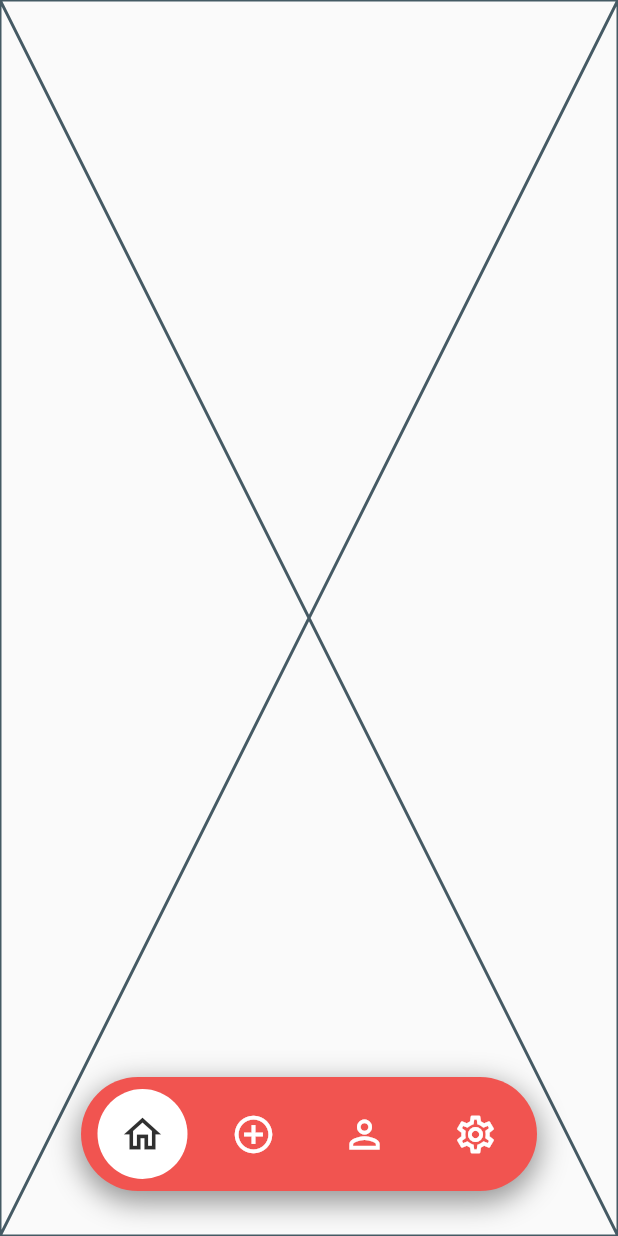
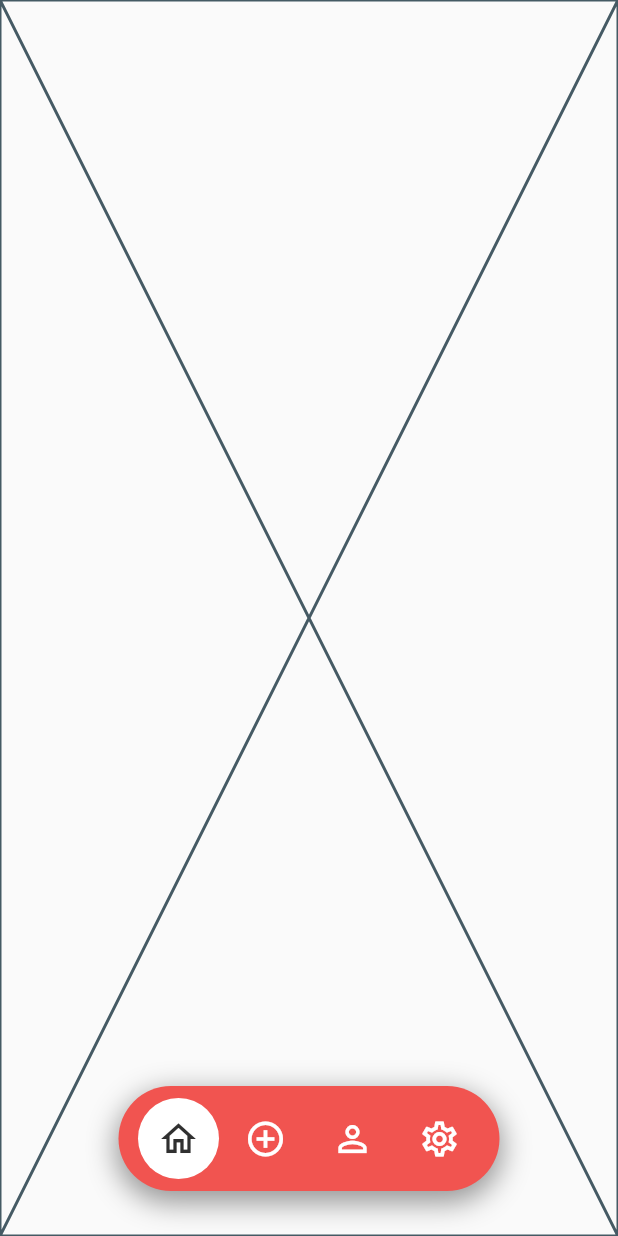
Before and after one commit to MrPio/Spotted-Flutter, a Flutter app: the screen it shows after launch, on a phone screen of 412 x 824 dp. Run offline on Flutter 3.47's test engine with Material 2 defaults, Android fonts, the phone set to English and light mode, and no system bars; missing offline and left inert: dart:ffi.

Commit message:
BottomBar width fix

```diff
--- a/lib/view/main_page.dart
+++ b/lib/view/main_page.dart
@@ -49,11 +49,12 @@ class _MainPageState extends State<MainPage> {
                   ),
                 ],
               ),
-              margin: const EdgeInsetsDirectional.fromSTEB(54, 0, 54, 30),
+              margin: const EdgeInsetsDirectional.fromSTEB(0, 0, 0, 30),
               child: Padding(
                 padding:
                 const EdgeInsets.symmetric(vertical: 8.0, horizontal: 11.0),
                 child: Row(
+                  mainAxisSize: MainAxisSize.min,
                   mainAxisAlignment: MainAxisAlignment.spaceBetween,
                   children: [
                     BottomBarIcon(
--- a/lib/view/partials/bottom_bar_icon.dart
+++ b/lib/view/partials/bottom_bar_icon.dart
@@ -23,16 +23,16 @@ class _BottomBarIconState extends State<BottomBarIcon> {
   @override
   Widget build(BuildContext context) {
     return SizedBox(
-      height: 60,
-      width: 60,
+      height: 54,
+      width: 58,
       child: Stack(
         children: [
           Visibility(
             visible: widget.active,
             child: Center(
               child: Container(
-                height: 60,
-                width: 60,
+                height: 54,
+                width: 54,
                 decoration: BoxDecoration(
                   color: Palette.white.color,
                   borderRadius: BorderRadius.circular(999),
@@ -44,7 +44,7 @@ class _BottomBarIconState extends State<BottomBarIcon> {
             child: IconButton(
               icon: Icon(
                 widget.icon,
-                size: 30,
+                size: 28,
                 color:
                     widget.active ? Palette.black.color : Palette.white.color,
               ),
```
